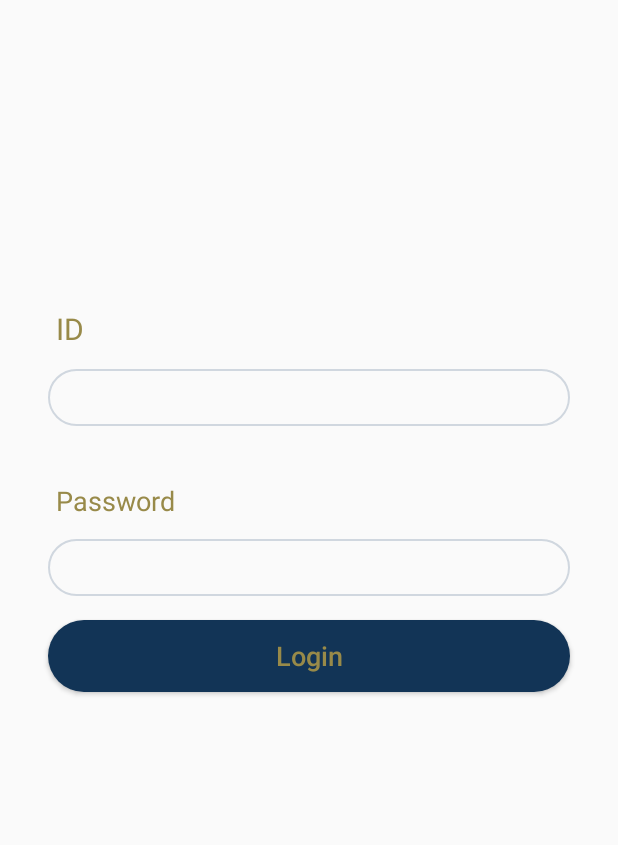
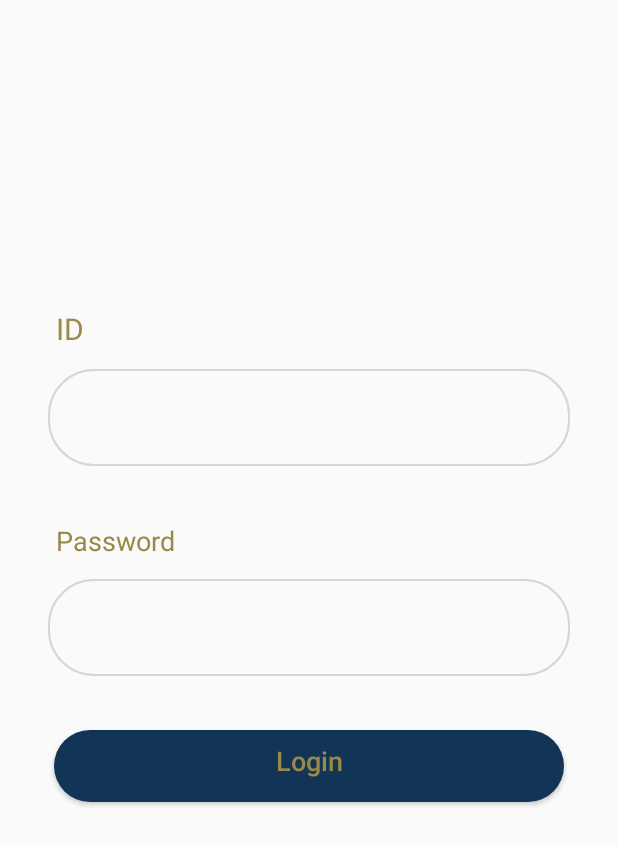
Before and after one commit to ahmedNagar123/project_sallab, an Android app: the screen it shows after launch (LoginActivity), on a phone screen of 412 x 824 dp. Shown: the top 845 px of the screen. Run offline under Robolectric (Android 15) with nearby library versions, the phone set to English and light mode, and no system bars; 4 statements that could not run were skipped.

Commit message:
last commit

```diff
--- a/app/build.gradle
+++ b/app/build.gradle
@@ -30,4 +30,5 @@ dependencies {
     testImplementation 'junit:junit:4.12'
     androidTestImplementation 'com.android.support.test:runner:1.0.2'
     androidTestImplementation 'com.android.support.test.espresso:espresso-core:3.0.2'
+    implementation 'com.android.support:recyclerview-v7:28.0.0'
 }
--- a/app/src/main/AndroidManifest.xml
+++ b/app/src/main/AndroidManifest.xml
@@ -1,8 +1,10 @@
 <?xml version="1.0" encoding="utf-8"?>
 <manifest xmlns:android="http://schemas.android.com/apk/res/android"
+    xmlns:tools="http://schemas.android.com/tools"
     package="com.example.team_sallab">
 
     <application
+        tools:replace="android:appComponentFactory"
         android:allowBackup="true"
         android:icon="@mipmap/ic_launcher"
         android:label="@string/app_name"
--- a/app/src/main/java/com/example/team_sallab/Activity/LoginActivity.java
+++ b/app/src/main/java/com/example/team_sallab/Activity/LoginActivity.java
@@ -5,11 +5,9 @@ import android.support.v7.app.AppCompatActivity;
 import android.os.Bundle;
 import android.util.Log;
 import android.widget.Toast;
-
 import com.example.team_sallab.Api.LoginApi;
 import com.example.team_sallab.R;
 import com.example.team_sallab.Model.loginModel;
-
 import retrofit2.Call;
 import retrofit2.Callback;
 import retrofit2.Response;
@@ -25,7 +23,7 @@ public class LoginActivity extends AppCompatActivity implements Callback<loginMo
         super.onCreate(savedInstanceState);
         setContentView(R.layout.activity_login);
 
-        Retrofit retrofit= getInstance();
+        Retrofit retrofit = getInstance("http://192.168.1.127/testApi/login.php");
         LoginApi login = retrofit.create(LoginApi.class);
         Call<loginModel> call = login.getData("name", "123456");
         call.enqueue(this);
--- a/app/src/main/java/com/example/team_sallab/Api/RetrofitClient.java
+++ b/app/src/main/java/com/example/team_sallab/Api/RetrofitClient.java
@@ -4,7 +4,7 @@ import retrofit2.Retrofit;
 import retrofit2.converter.gson.GsonConverterFactory;
 
 public class RetrofitClient {
-    public static Retrofit getInstance(){
-      return new Retrofit.Builder().baseUrl("http://192.168.1.115/testApi/").addConverterFactory(GsonConverterFactory.create()).build();
+    public static Retrofit getInstance(String url){
+      return new Retrofit.Builder().baseUrl(url).addConverterFactory(GsonConverterFactory.create()).build();
     }
 }
--- a/app/src/main/res/drawable-v24/btn_bg.xml
+++ b/app/src/main/res/drawable-v24/btn_bg.xml
@@ -1,6 +1,6 @@
 <?xml version="1.0" encoding="utf-8"?>
 <shape xmlns:android="http://schemas.android.com/apk/res/android">
-<corners android:radius="30dp"/>
+<corners android:radius="50dp"/>
     <solid android:color="@color/colorPrimaryDark"/>
-    <padding android:right="8dp" android:left="8dp" android:bottom="8dp" android:top="8dp"/>
+    <padding android:right="15dp" android:left="15dp" android:bottom="15dp" android:top="8dp"/>
 </shape>
--- a/app/src/main/res/drawable-v24/edit_bg.xml
+++ b/app/src/main/res/drawable-v24/edit_bg.xml
@@ -1,6 +1,6 @@
 <?xml version="1.0" encoding="utf-8"?>
 <shape xmlns:android="http://schemas.android.com/apk/res/android">
-<padding android:top="7dp" android:bottom="7dp"  android:left="15dp"
+<padding android:top="20dp" android:bottom="20dp"  android:left="20dp"
     android:right="15dp"  />
     <stroke android:color="@color/colorAccent" android:width="1dp"/>
     <corners android:radius="30dp"/>
--- a/app/src/main/res/layout/activity_login.xml
+++ b/app/src/main/res/layout/activity_login.xml
@@ -69,17 +69,20 @@
         android:id="@+id/btSignup3"
         android:layout_width="match_parent"
         android:layout_height="wrap_content"
-        android:layout_marginStart="32dp"
-        android:layout_marginTop="16dp"
-        android:layout_marginEnd="32dp"
-        android:layout_marginBottom="8dp"
+        android:layout_marginStart="36dp"
+        android:layout_marginTop="36dp"
+        android:layout_marginEnd="36dp"
+        android:layout_marginBottom="36dp"
         android:background="@drawable/btn_bg"
         android:onClick="login"
         android:text="@string/login"
         android:textColor="@color/secondary"
         android:textSize="18dp"
-        app:textAllCaps="false"
-        tools:ignore="OnClick" />
+        android:textAllCaps="false"
+        tools:ignore="OnClick"
+        android:layout_marginRight="36dp"
+        android:layout_marginLeft="32dp"
+        android:textAlignment="center"/>
 
 
 </LinearLayout>
--- a/gradle.properties
+++ b/gradle.properties
@@ -11,3 +11,5 @@ org.gradle.jvmargs=-Xmx1536m
 # This option should only be used with decoupled projects. More details, visit
 # http://www.gradle.org/docs/current/userguide/multi_project_builds.html#sec:decoupled_projects
 # org.gradle.parallel=true
+android.useAndroidX=true
+android.enableJetifier=true
```
Also changed, not shown: app/src/main/java/com/example/team_sallab/Model/loginModel.java (+17 -0 lines), 1 other file.
